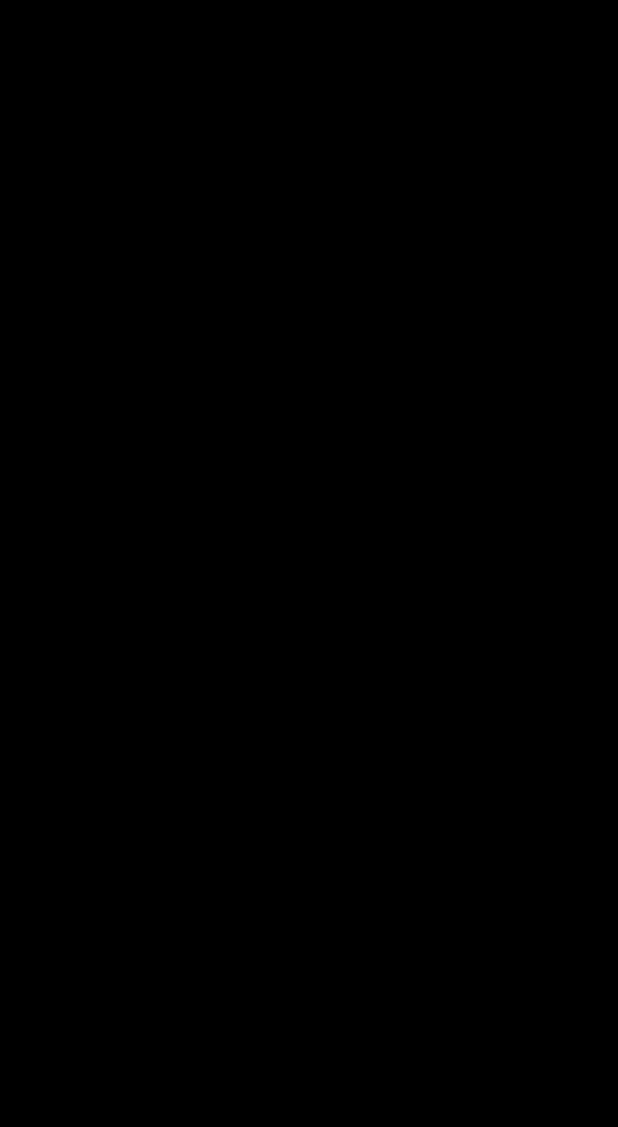
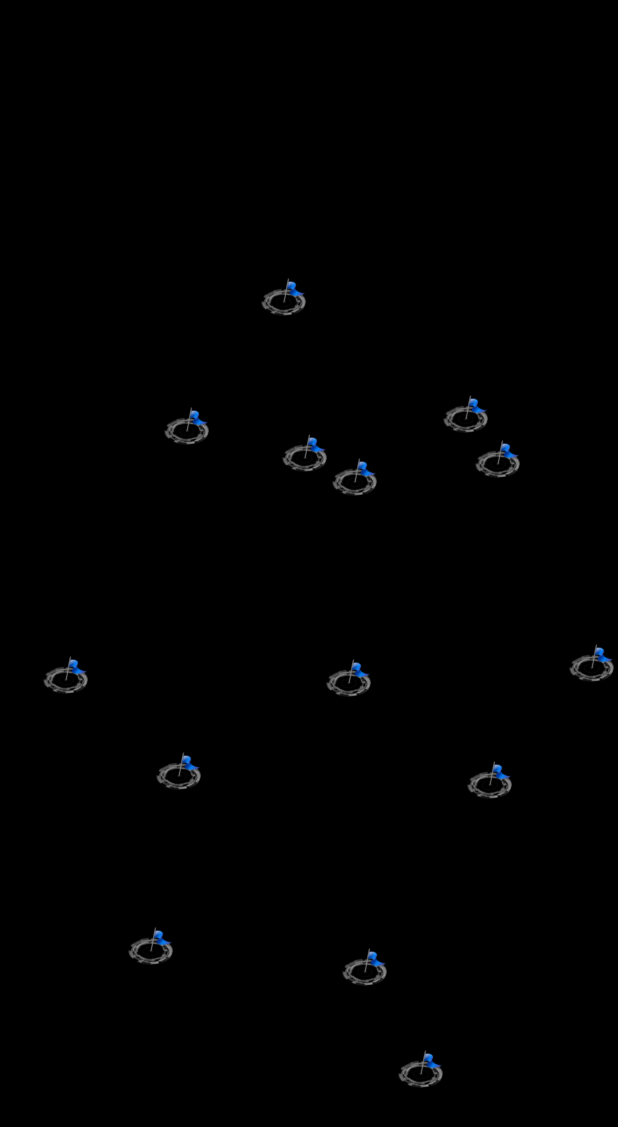
Before and after one commit to kielek125/AbyssGatesGameProject, an Android app: the PlanetActivity screen opened directly, with no data from a screen before it, on a phone screen of 412 x 824 dp. Before the commit the part shown is empty. Shown: the top 1127 px of the screen. Run offline under Robolectric (Android 15) with nearby library versions, the phone set to English and light mode, and no system bars.

Commit message:
flagi działają tak jak powinny oł je

```diff
--- a/app/src/main/java/com/messanger/firebase/malavero/abyssgates/FINAL/StaticValues.java
+++ b/app/src/main/java/com/messanger/firebase/malavero/abyssgates/FINAL/StaticValues.java
@@ -6,5 +6,5 @@ package com.messanger.firebase.malavero.abyssgates.FINAL;
 
 public class StaticValues {
     public static final int BASIC_WIDTH = 1794;
-    public static final int BASICH_HEIGHT = 1080;
+    public static final int BASIC_HEIGHT = 1080;
 }
--- a/app/src/main/java/com/messanger/firebase/malavero/abyssgates/PlanetActivity.java
+++ b/app/src/main/java/com/messanger/firebase/malavero/abyssgates/PlanetActivity.java
@@ -29,6 +29,8 @@ import java.io.IOException;
 import java.io.InputStream;
 
 import static android.R.attr.width;
+import static android.R.attr.x;
+import static android.R.attr.y;
 
 
 public class PlanetActivity extends Activity implements View.OnTouchListener {
@@ -105,14 +107,14 @@ public class PlanetActivity extends Activity implements View.OnTouchListener {
     }
 
     private void drawFlags() {
-        //get x i podziel go przez stała 1080
-        //get y i podziel go przez stala 1800
-        // jezeli e
-        Display display = getWindowManager().getDefaultDisplay();
-        Point size = new Point();
-        display.getSize(size);
-        double myWidth = (StaticValues.BASIC_WIDTH / size.x) * 2.625;
-        double myHeight = (StaticValues.BASICH_HEIGHT / size.y) * 2.625;
+        DisplayMetrics display = new DisplayMetrics();
+        getWindowManager().getDefaultDisplay().getMetrics(display);
+        double x = display.widthPixels;
+        double y = display.heightPixels;
+        double myWidth = (x / StaticValues.BASIC_WIDTH) * 2.625;
+        double myHeight = (y / StaticValues.BASIC_HEIGHT) * 2.625;
+        Toast.makeText(getApplicationContext(), "X: " + myWidth + "Y: " + myHeight, Toast.LENGTH_LONG).show();
+        Toast.makeText(getApplicationContext(), "X: " + x + "Y: " + y, Toast.LENGTH_LONG).show();
 
         final ImageView flagEnergonMine = StaticMethods.drawFlag(layout, getApplicationContext(), (int) (50 * myWidth), (int) (50 * myHeight), (int) (441 * myWidth), (int) (331 * myHeight));
         final ImageView flagEnergonStore = StaticMethods.drawFlag(layout, getApplicationContext(), (int) (50 * myWidth), (int) (50 * myHeight), (int) (379 * myWidth), (int) (297 * myHeight));
@@ -130,18 +132,11 @@ public class PlanetActivity extends Activity implements View.OnTouchListener {
         final ImageView flagWorkshop = StaticMethods.drawFlag(layout, getApplicationContext(), (int) (50 * myWidth), (int) (50 * myHeight), (int) (490 * myWidth), (int) (113 * myHeight));
 
 
-        DisplayMetrics displayMetrics = new DisplayMetrics();
-        WindowManager wm = (WindowManager) getApplicationContext().getSystemService(Context.WINDOW_SERVICE); // the results will be higher than using the activity context object or the getWindowManager() shortcut
-        wm.getDefaultDisplay().getMetrics(displayMetrics);
-        final int screenWidth = displayMetrics.widthPixels;
-        final int screenHeight = displayMetrics.heightPixels;
-
         flagEnergonMine.setOnClickListener(new View.OnClickListener() {
             @Override
             public void onClick(View v) {
                 flagEnergonMine.setImageResource(R.drawable.testkopalnia);
-                //Toast.makeText(getApplicationContext(), "X = " + v.getX() + " || Y = " + v.getY(), Toast.LENGTH_LONG).show();
-                Toast.makeText(getApplicationContext(), "X = " + screenWidth + " || Y = " + screenHeight, Toast.LENGTH_LONG).show();
+                Toast.makeText(getApplicationContext(), "X = " + v.getX() + " || Y = " + v.getY(), Toast.LENGTH_LONG).show();
             }
         });
         flagEnergonStore.setOnClickListener(new View.OnClickListener() {
```
